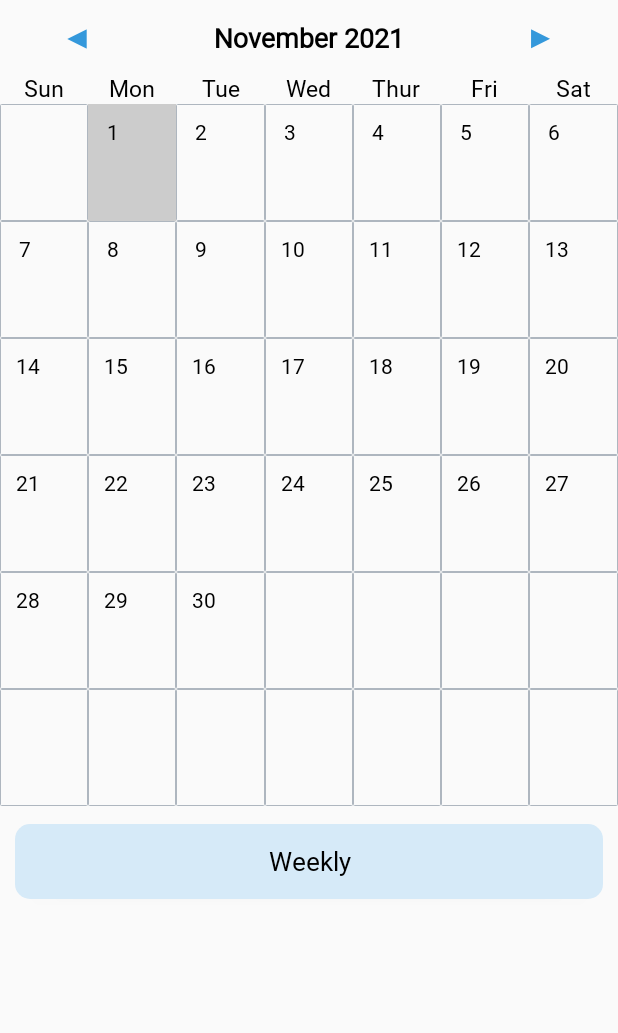
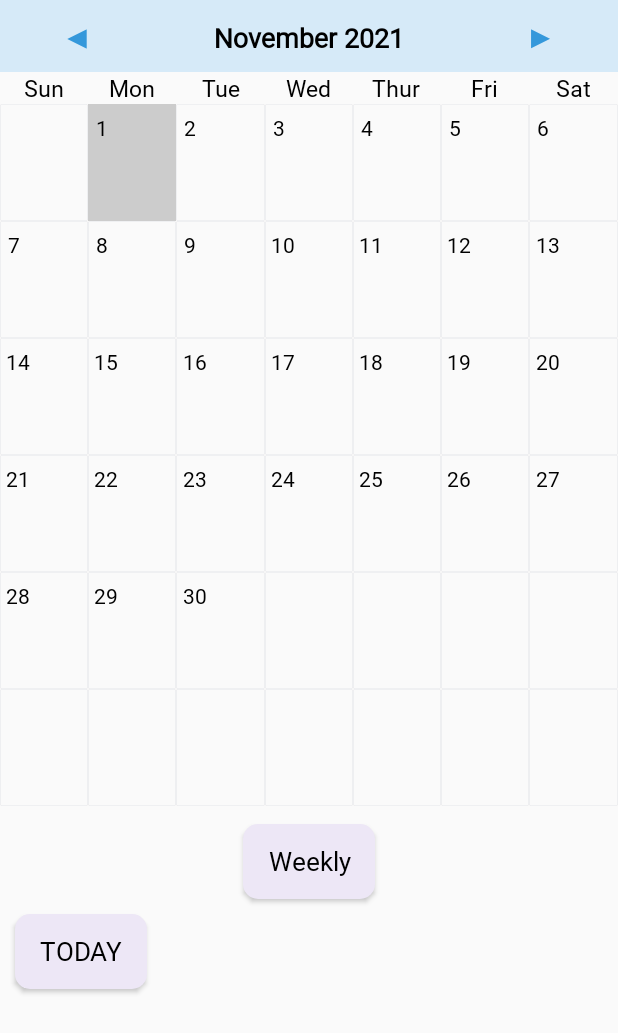
Before and after one commit to soo9028/keepinmindcalendar, an Android app: the MainActivity screen opened directly, with no data from a screen before it, on a phone screen of 412 x 824 dp. Shown: the top 1033 px of the screen. Run offline under Robolectric (Android 15) with nearby library versions, the light colour scheme and no system bars; network calls fail; 1 statement that could not run was skipped.

Commit message:
- monthly view event - weekly view event - errors fixed

```diff
--- a/app/src/main/java/co/kr/crystalstudio/keepinmind/CalendarAdapter.java
+++ b/app/src/main/java/co/kr/crystalstudio/keepinmind/CalendarAdapter.java
@@ -1,9 +1,11 @@
 package co.kr.crystalstudio.keepinmind;
 
 import android.graphics.Color;
+import android.util.Log;
 import android.view.LayoutInflater;
 import android.view.View;
 import android.view.ViewGroup;
+import android.widget.Toast;
 
 import androidx.annotation.NonNull;
 import androidx.recyclerview.widget.RecyclerView;
@@ -41,14 +43,28 @@ class CalendarAdapter extends RecyclerView.Adapter<CalendarViewHolder>
     public void onBindViewHolder(@NonNull CalendarViewHolder holder, int position)
     {
         final LocalDate date = days.get(position);
-        if(date == null)
+
+
+        if(date == null) {
             holder.dayOfMonth.setText("");
-        else
+            holder.tv_eventCell.setVisibility(View.GONE);
+        }else
         {
             holder.dayOfMonth.setText(String.valueOf(date.getDayOfMonth()));
             if(date.equals(CalendarUtils.selectedDate))
                 holder.parentView.setBackgroundColor(Color.LTGRAY);
+
+            ArrayList<Event> events = Event.eventsForDate(date);
+
+            StringBuffer buffer = new StringBuffer();
+            for(Event event:events){
+                String name=event.getName();
+                buffer.append(name+"\n");
+            }
+
+            holder.tv_eventCell.setText(buffer.toString());
         }
+
     }
 
     @Override
--- a/app/src/main/java/co/kr/crystalstudio/keepinmind/CalendarViewHolder.java
+++ b/app/src/main/java/co/kr/crystalstudio/keepinmind/CalendarViewHolder.java
@@ -1,5 +1,7 @@
 package co.kr.crystalstudio.keepinmind;
 
+import android.content.Context;
+import android.content.Intent;
 import android.view.View;
 import android.widget.TextView;
 
@@ -14,20 +16,31 @@ public class CalendarViewHolder extends RecyclerView.ViewHolder implements View.
     private final ArrayList<LocalDate> days;
     public final View parentView;
     public final TextView dayOfMonth;
+    public TextView tv_eventCell;
     private final CalendarAdapter.OnItemListener onItemListener;
+    public Context context;
+
     public CalendarViewHolder(@NonNull View itemView, CalendarAdapter.OnItemListener onItemListener, ArrayList<LocalDate> days)
     {
         super(itemView);
         parentView = itemView.findViewById(R.id.parentView);
         dayOfMonth = itemView.findViewById(R.id.cellDayText);
+        tv_eventCell = itemView.findViewById(R.id.tv_eventCell);
         this.onItemListener = onItemListener;
         itemView.setOnClickListener(this);
         this.days = days;
+        context = itemView.getContext().getApplicationContext();
     }
 
     @Override
     public void onClick(View view)
     {
         onItemListener.onItemClick(getAdapterPosition(), days.get(getAdapterPosition()));
+        if(Global.activityNum != 1){
+            Intent intent = new Intent(context,WeekViewActivity.class);
+            intent.addFlags(Intent.FLAG_ACTIVITY_NEW_TASK);
+            context.startActivity(intent);
+        }
+
     }
 }
--- a/app/src/main/java/co/kr/crystalstudio/keepinmind/Global.java
+++ b/app/src/main/java/co/kr/crystalstudio/keepinmind/Global.java
@@ -2,4 +2,5 @@ package co.kr.crystalstudio.keepinmind;
 
 public class Global {
     public static String userID;
+    public static int activityNum = 0;
 }
--- a/app/src/main/java/co/kr/crystalstudio/keepinmind/MainActivity.java
+++ b/app/src/main/java/co/kr/crystalstudio/keepinmind/MainActivity.java
@@ -18,6 +18,12 @@ import java.util.ArrayList;
 import static co.kr.crystalstudio.keepinmind.CalendarUtils.daysInMonthArray;
 import static co.kr.crystalstudio.keepinmind.CalendarUtils.monthYearFromDate;
 
+import retrofit2.Call;
+import retrofit2.Callback;
+import retrofit2.Response;
+import retrofit2.Retrofit;
+import retrofit2.converter.gson.GsonConverterFactory;
+
 public class MainActivity extends AppCompatActivity implements CalendarAdapter.OnItemListener
 {
     private TextView monthYearText;
@@ -32,9 +38,45 @@ public class MainActivity extends AppCompatActivity implements CalendarAdapter.O
         initWidgets();
         CalendarUtils.selectedDate = LocalDate.now();
         setMonthView();
+        loadData();
 
 //        getSupportActionBar().setSubtitle(Global.userID);
         Toast.makeText(this, Global.userID+"님 환영합니다!", Toast.LENGTH_SHORT).show();
+    }
+
+    void loadData(){
+        Retrofit.Builder builder = new Retrofit.Builder();
+        builder.baseUrl("http://soo9028.dothome.co.kr");
+        builder.addConverterFactory(GsonConverterFactory.create());
+        Retrofit retrofit = builder.build();
+
+        RetrofitService retrofitService = retrofit.create(RetrofitService.class);
+        Call<ArrayList<Item>> call = retrofitService.loadDataFromServer(Global.userID);
+        call.enqueue(new Callback<ArrayList<Item>>() {
+            @Override
+            public void onResponse(Call<ArrayList<Item>> call, Response<ArrayList<Item>> response) {
+                ArrayList<Item> datas= response.body();
+
+                for(Item item:datas){
+                    String eventDate = item.eventDate;
+                    String[] date= eventDate.split("-");
+                    int year = Integer.parseInt(date[0]);
+                    int month = Integer.parseInt(date[1]);
+                    int day = Integer.parseInt(date[2]);
+
+                    String eventName = item.eventName;
+                    Event event = new Event(eventName, LocalDate.of(year, month, day), item.no + "");
+                    Event.eventsList.add(event);
+                }
+                setMonthView();
+            }
+
+            @Override
+            public void onFailure(Call<ArrayList<Item>> call, Throwable t) {
+                Toast.makeText(MainActivity.this, "" +t.getMessage(), Toast.LENGTH_SHORT).show();
+            }
+        });
+
     }
 
     private void initWidgets()
@@ -76,6 +118,12 @@ public class MainActivity extends AppCompatActivity implements CalendarAdapter.O
         }
     }
 
+    @Override
+    protected void onResume() {
+        super.onResume();
+        Global.activityNum = 0;
+    }
+
     public void weeklyAction(View view)
     {
         startActivity(new Intent(this, WeekViewActivity.class));
--- a/app/src/main/java/co/kr/crystalstudio/keepinmind/WeekViewActivity.java
+++ b/app/src/main/java/co/kr/crystalstudio/keepinmind/WeekViewActivity.java
@@ -20,6 +20,7 @@ import java.util.ArrayList;
 import static co.kr.crystalstudio.keepinmind.CalendarUtils.daysInMonthArray;
 import static co.kr.crystalstudio.keepinmind.CalendarUtils.daysInWeekArray;
 import static co.kr.crystalstudio.keepinmind.CalendarUtils.monthYearFromDate;
+import static co.kr.crystalstudio.keepinmind.CalendarUtils.selectedDate;
 
 import retrofit2.Call;
 import retrofit2.Callback;
@@ -88,8 +89,8 @@ public class WeekViewActivity extends AppCompatActivity implements CalendarAdapt
     protected void onResume()
     {
         super.onResume();
-        setEventAdpater();
         loadData();
+        Global.activityNum = 1;
     }
 
     void loadData(){
@@ -117,8 +118,9 @@ public class WeekViewActivity extends AppCompatActivity implements CalendarAdapt
                    String eventName = item.eventName;
                    Event event = new Event(eventName, LocalDate.of(year, month, day), item.no + "");
                    Event.eventsList.add(event);
-                   eventAdapter.notifyDataSetChanged();
                }
+               setEventAdpater();
+                setWeekView();
             }
 
             @Override
--- a/app/src/main/res/drawable/calendar_border.xml
+++ b/app/src/main/res/drawable/calendar_border.xml
@@ -5,12 +5,12 @@
     <!-- View border color and width -->
     <stroke
         android:width="0.15dp"
-        android:color="@color/gray" >
+        android:color="#26AEB6BF">
     </stroke>
 
     <!-- The radius makes the corners rounded -->
     <corners
-        android:radius="0.5dp"   >
+        android:radius="0.5dp"  >
     </corners>
 
 
--- a/app/src/main/res/layout/activity_main.xml
+++ b/app/src/main/res/layout/activity_main.xml
@@ -14,7 +14,8 @@
     <LinearLayout
         android:layout_width="match_parent"
         android:layout_height="wrap_content"
-        android:orientation="horizontal">
+        android:orientation="horizontal"
+        android:background="@color/babyblue">
 
         <Button
             android:layout_width="0dp"
@@ -144,16 +145,29 @@
         android:layout_height="470dp" />
 
     <Button
-        android:layout_width="match_parent"
+        android:layout_width="wrap_content"
         android:layout_height="wrap_content"
         android:layout_gravity="center"
         android:text="Weekly"
         android:fontFamily="@font/kordotummedium"
         android:textAllCaps="false"
         android:textColor="@color/black"
-        android:background="@drawable/button"
+        android:background="@drawable/button2"
         android:onClick="weeklyAction"
         android:layout_margin="10dp"
         android:textSize="17sp"/>
 
+    <Button
+        android:layout_width="wrap_content"
+        android:layout_height="wrap_content"
+        android:layout_gravity="left"
+        android:layout_marginLeft="10dp"
+        android:textSize="17sp"
+        android:textColor="@color/black"
+        android:text="TODAY"
+        android:padding="10dp"
+        android:onClick="todayAction"
+        android:fontFamily="@font/kordotummedium"
+        android:background="@drawable/button2"/>
+
 </LinearLayout>
--- a/app/src/main/res/layout/activity_week_view.xml
+++ b/app/src/main/res/layout/activity_week_view.xml
@@ -153,8 +153,7 @@
     <androidx.recyclerview.widget.RecyclerView
         android:id="@+id/calendarRecyclerView"
         android:layout_width="match_parent"
-        android:layout_height="0dp"
-        android:layout_weight="1"
+        android:layout_height="85dp"
         android:layout_marginBottom="5dp"/>
 
     <Button
--- a/app/src/main/res/layout/calendar_cell.xml
+++ b/app/src/main/res/layout/calendar_cell.xml
@@ -19,7 +19,22 @@
         app:layout_constraintTop_toTopOf="parent"
         app:layout_constraintRight_toRightOf="parent"
         app:layout_constraintLeft_toLeftOf="parent"
-        app:layout_constraintVertical_bias="0.15"
-        app:layout_constraintHorizontal_bias="0.25"/>
+        app:layout_constraintVertical_bias="0.1"
+        app:layout_constraintHorizontal_bias="0.1"/>
+
+    <TextView
+        android:id="@+id/tv_eventCell"
+        android:layout_width="match_parent"
+        android:layout_height="wrap_content"
+        android:textColor="@color/eventblue"
+        app:layout_constraintTop_toBottomOf="@+id/cellDayText"
+        app:layout_constraintEnd_toEndOf="@id/cellDayText"
+        android:text="hello"
+        android:layout_marginLeft="3px"
+        android:maxLines="3"
+
+
+        />
+
 
 </androidx.constraintlayout.widget.ConstraintLayout>
--- a/app/src/main/res/values/colors.xml
+++ b/app/src/main/res/values/colors.xml
@@ -14,4 +14,5 @@
     <color name="beige">#FFFEF5E7 </color>
     <color name="babyblue">#FFD6EAF8 </color>
     <color name="lightpurple">#FFEDE7F6 </color>
+    <color name="eventblue">#FF3498DB </color>
 </resources>
```
